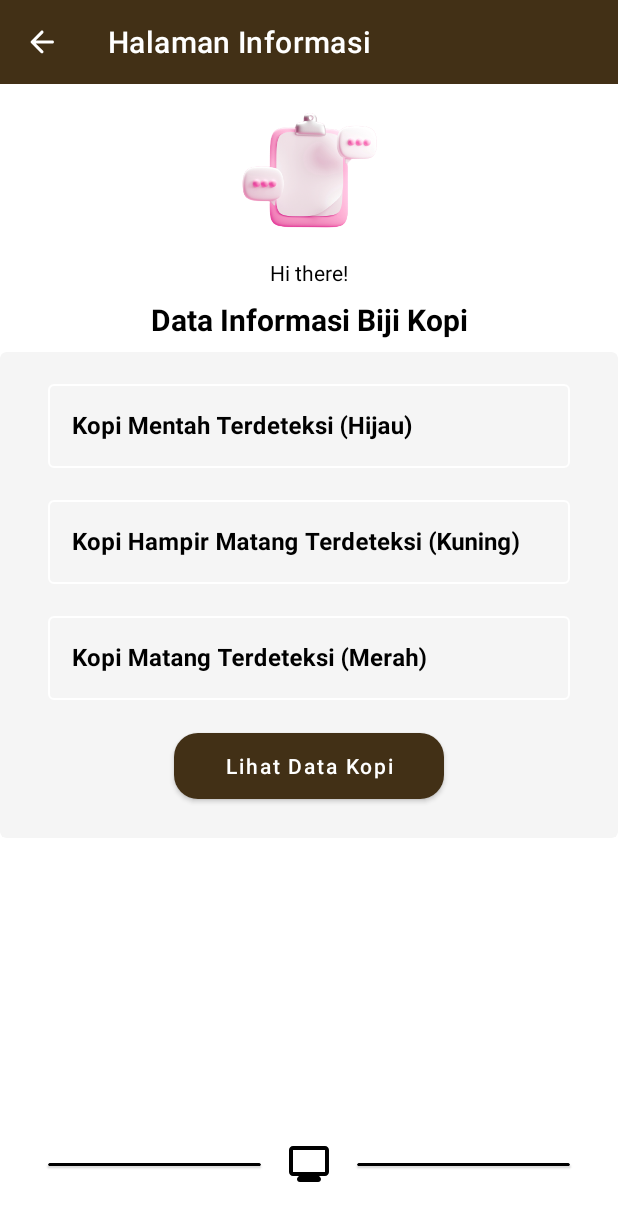
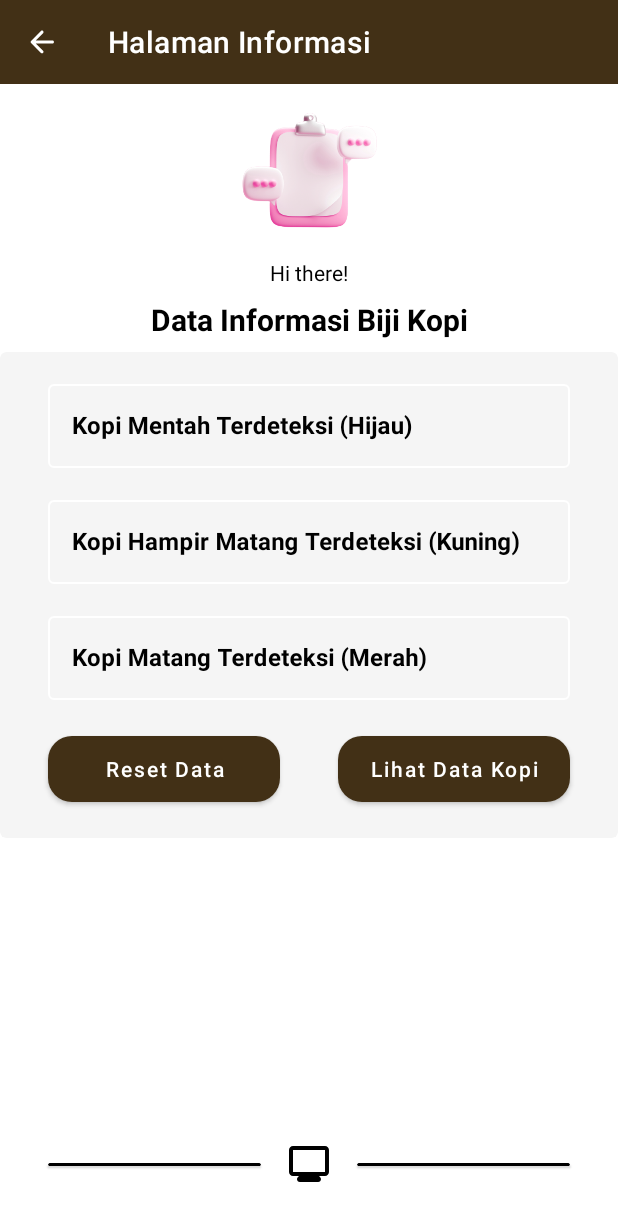
Before and after one commit to langga799/PemilahKopi, an Android app: the InformationActivity screen opened directly, with no data from a screen before it, on a phone screen of 412 x 824 dp. Shown: the top 1221 px of the screen. Run offline under Robolectric (Android 15) with nearby library versions, the phone set to English and light mode, and no system bars.

Commit message:
Add Reset Data Kopi

```diff
--- a/app/src/main/AndroidManifest.xml
+++ b/app/src/main/AndroidManifest.xml
@@ -15,6 +15,9 @@
         android:supportsRtl="true"
         android:theme="@style/Theme.PemilahKopi"
         tools:targetApi="31">
+        <activity
+            android:name=".TesActivity"
+            android:exported="false" />
         <activity
             android:name=".ui.RiwayatActivity"
             android:exported="false" />
--- /dev/null
+++ b/app/src/main/java/com/example/pemilahkopi/model/ResetKopiResponse.kt
@@ -0,0 +1,5 @@
+package com.example.pemilahkopi.model
+
+data class ResetKopiResponse(
+    val message:String
+)
--- a/app/src/main/java/com/example/pemilahkopi/network/ApiService.kt
+++ b/app/src/main/java/com/example/pemilahkopi/network/ApiService.kt
@@ -3,6 +3,7 @@ package com.example.pemilahkopi.network
 import com.example.pemilahkopi.model.ControlMesinResponse
 import com.example.pemilahkopi.model.DataBeratResponse
 import com.example.pemilahkopi.model.DataKopiResponse
+import com.example.pemilahkopi.model.ResetKopiResponse
 import okhttp3.ResponseBody
 import retrofit2.Call
 import retrofit2.http.*
@@ -20,4 +21,7 @@ interface ApiService {
 
     @GET("public/api/berat")
     fun getDataBerat(): Call<DataBeratResponse>
+
+    @POST("public/api/reset")
+    fun resetDataKopi() : Call<ResetKopiResponse>
 }
--- a/app/src/main/res/layout/activity_home.xml
+++ b/app/src/main/res/layout/activity_home.xml
@@ -43,7 +43,7 @@
         android:id="@+id/textView2"
         android:layout_width="wrap_content"
         android:layout_height="wrap_content"
-        android:text="Monitoring App"
+        android:text="@string/monitoring_app"
         android:textSize="28sp"
         android:textColor="@color/black"
         android:textStyle="bold"
--- a/app/src/main/res/layout/activity_information.xml
+++ b/app/src/main/res/layout/activity_information.xml
@@ -147,18 +147,32 @@
 
             <com.google.android.material.button.MaterialButton
                 android:id="@+id/btn_to_riwayat"
-                android:layout_width="180dp"
+                android:layout_width="0dp"
                 android:layout_height="56dp"
-                android:layout_marginTop="16dp"
+                android:layout_marginStart="19dp"
+                android:layout_marginEnd="32dp"
                 android:text="Lihat Data Kopi"
                 android:textAllCaps="false"
                 app:cornerRadius="16dp"
-
                 app:layout_constraintBottom_toBottomOf="parent"
                 app:layout_constraintEnd_toEndOf="parent"
+                app:layout_constraintStart_toEndOf="@+id/btn_reset"
+                app:layout_constraintTop_toBottomOf="@+id/textInputLayout3" />
+
+            <com.google.android.material.button.MaterialButton
+                android:id="@+id/btn_reset"
+                android:layout_width="0dp"
+                android:layout_height="56dp"
+                android:layout_marginStart="32dp"
+                android:layout_marginEnd="19dp"
+                android:text="Reset Data"
+                android:textAllCaps="false"
+                app:cornerRadius="16dp"
+                app:layout_constraintBottom_toBottomOf="parent"
+                app:layout_constraintEnd_toStartOf="@+id/btn_to_riwayat"
+                app:layout_constraintHorizontal_bias="1.0"
                 app:layout_constraintStart_toStartOf="parent"
-                app:layout_constraintTop_toBottomOf="@+id/textInputLayout3"
-                app:layout_constraintVertical_bias="0.0" />
+                app:layout_constraintTop_toBottomOf="@+id/textInputLayout3" />
 
         </androidx.constraintlayout.widget.ConstraintLayout>
 
--- a/app/src/main/res/values/strings.xml
+++ b/app/src/main/res/values/strings.xml
@@ -1,3 +1,4 @@
 <resources>
     <string name="app_name">PemilahKopi</string>
+    <string name="monitoring_app">Monitoring App</string>
 </resources>
```
Also changed, not shown: app/src/main/java/com/example/pemilahkopi/ui/InformationActivity.kt (+31 -7 lines), app/src/main/java/com/example/pemilahkopi/ui/RiwayatActivity.kt (+6 -1 lines).
